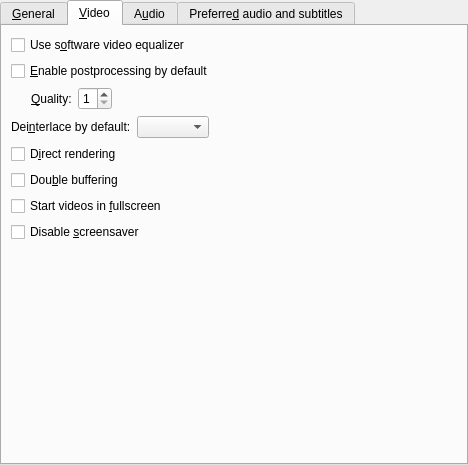
wilbert2000/wzplayer, file src/prefgeneral.ui: the form before one commit.
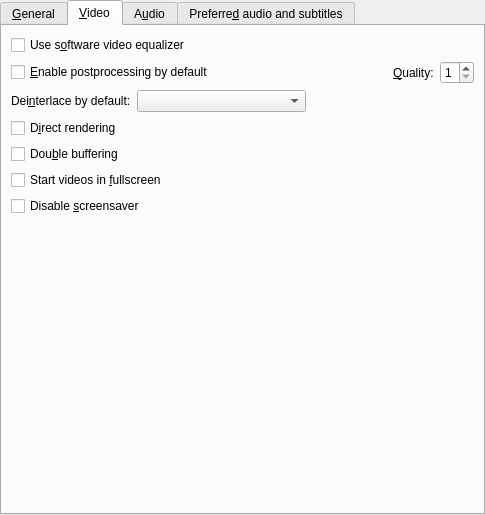
The form after the commit. The open tabs and pages were chosen to show the change. Custom widgets are drawn as their Qt base class.

Commit message: Undone some of the changes in Preferences -> General as the width was very small

```diff
--- a/src/prefgeneral.ui
+++ b/src/prefgeneral.ui
@@ -5,8 +5,8 @@
    <rect>
     <x>0</x>
     <y>0</y>
-    <width>468</width>
-    <height>465</height>
+    <width>485</width>
+    <height>515</height>
    </rect>
   </property>
   <layout class="QVBoxLayout" >
@@ -14,7 +14,7 @@
     <number>0</number>
    </property>
    <property name="spacing" >
-    <number>0</number>
+    <number>6</number>
    </property>
    <item>
     <widget class="QTabWidget" name="general_tab" >
@@ -272,13 +272,6 @@
          </property>
         </widget>
        </item>
-       <item>
-        <widget class="QCheckBox" name="postprocessing_check" >
-         <property name="text" >
-          <string>&amp;Enable postprocessing by default</string>
-         </property>
-        </widget>
-       </item>
        <item>
         <layout class="QHBoxLayout" >
          <property name="margin" >
@@ -287,14 +280,18 @@
          <property name="spacing" >
           <number>6</number>
          </property>
+         <item>
+          <widget class="QCheckBox" name="postprocessing_check" >
+           <property name="text" >
+            <string>&amp;Enable postprocessing by default</string>
+           </property>
+          </widget>
+         </item>
          <item>
           <spacer>
            <property name="orientation" >
             <enum>Qt::Horizontal</enum>
            </property>
-           <property name="sizeType" >
-            <enum>QSizePolicy::Maximum</enum>
-           </property>
            <property name="sizeHint" >
             <size>
              <width>20</width>
@@ -326,19 +323,6 @@
            </property>
           </widget>
          </item>
-         <item>
-          <spacer>
-           <property name="orientation" >
-            <enum>Qt::Horizontal</enum>
-           </property>
-           <property name="sizeHint" >
-            <size>
-             <width>40</width>
-             <height>20</height>
-            </size>
-           </property>
-          </spacer>
-         </item>
         </layout>
        </item>
        <item>
@@ -360,7 +344,16 @@
           </widget>
          </item>
          <item>
-          <widget class="QComboBox" name="deinterlace_combo" />
+          <widget class="QComboBox" name="deinterlace_combo" >
+           <property name="sizePolicy" >
+            <sizepolicy>
+             <hsizetype>7</hsizetype>
+             <vsizetype>0</vsizetype>
+             <horstretch>0</horstretch>
+             <verstretch>0</verstretch>
+            </sizepolicy>
+           </property>
+          </widget>
          </item>
          <item>
           <spacer>
```
Left out of the diff: 34 changed lines with no effect on the pictures.
